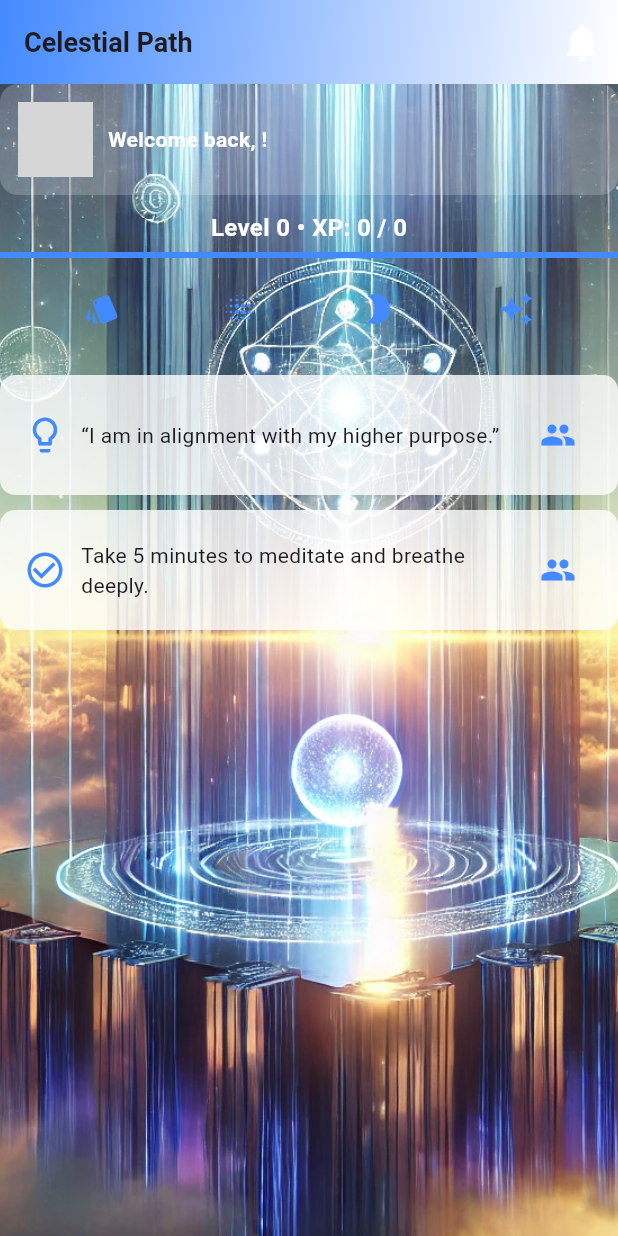
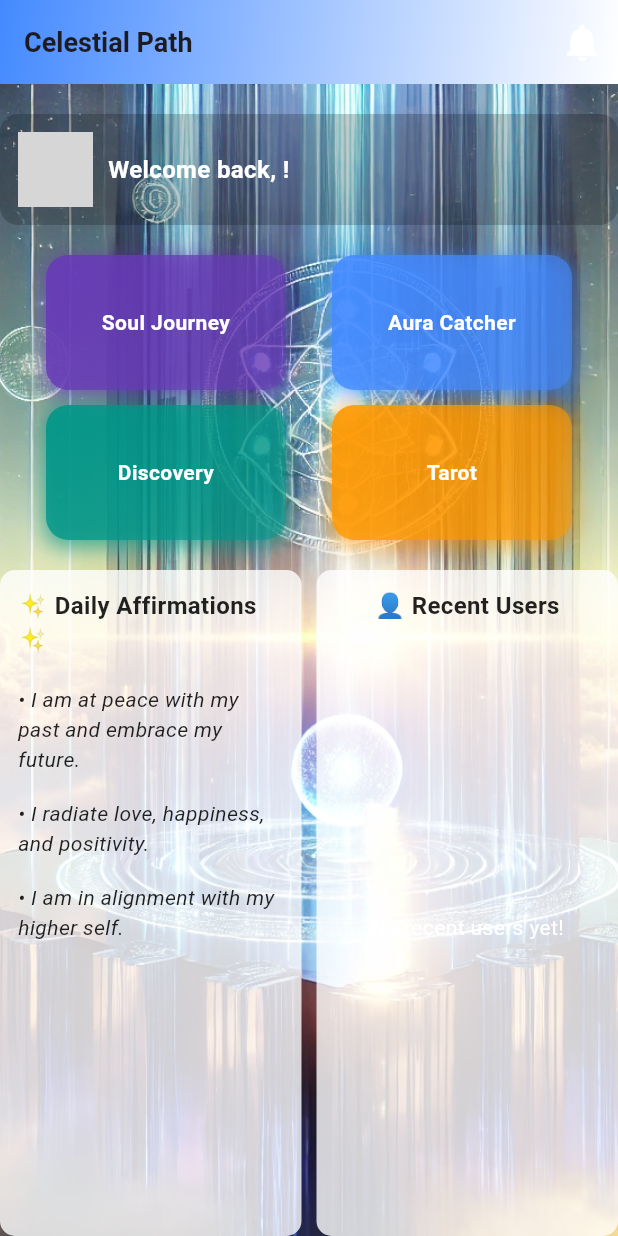
Before and after one commit to Chrisdx51/aurana1, a Flutter app: the HomeScreen screen opened directly, on a phone screen of 412 x 824 dp. Run offline on Flutter 3.47's test engine with Material 3 defaults, Android fonts, the phone set to English and light mode, and no system bars; our stand-ins replace audioplayers, camera, confetti, firebase_core, firebase_messaging, flutter_animate and 12 more; missing offline and left inert: dart_openai, encrypt, google_ml_kit, tflite; accounts and stored records are empty; network calls fail; project files that could hold a hidden picture were left out; grey boxes are pictures that could not be loaded.

Commit message:
the lastest project update 22

```diff
--- a/lib/models/user_model.dart
+++ b/lib/models/user_model.dart
@@ -14,12 +14,14 @@ class UserModel {
   final List<Map<String, dynamic>>? visitorLog;
   final List<Map<String, dynamic>>? giftInventory;
   final bool? isJourneyPublic;
+  final bool? isOnline; // ✅ Added isOnline
 
   UserModel({
     required this.id,
     required this.name,
     required this.bio,
     this.icon,
+    required this.isOnline, // ✅ Ensure it is required
     this.dob,
     this.zodiacSign, // ✅ Added
     this.spiritualPath,
@@ -41,6 +43,7 @@ class UserModel {
       bio: json['bio'] ?? '',
       icon: json['icon'],
       dob: json['dob'],
+      isOnline: json['is_online'] == true, // ✅ Convert 'is_online' from DB to bool
       zodiacSign: json['zodiac_sign'], // ✅ Ensure it's mapped from Supabase
       spiritualPath: json['spiritual_path'],
       element: json['element'],
@@ -71,6 +74,7 @@ class UserModel {
       'visitor_log': visitorLog,
       'gift_inventory': giftInventory,
       'is_journey_public': isJourneyPublic,
+      'is_online': isOnline, // ✅ Fix: Added to JSON output
     };
   }
 
@@ -90,6 +94,8 @@ class UserModel {
     List<Map<String, dynamic>>? visitorLog,
     List<Map<String, dynamic>>? giftInventory,
     bool? isJourneyPublic,
+    bool? isOnline, // ✅ Fix: Added isOnline
+
   }) {
     return UserModel(
       id: this.id,
@@ -107,6 +113,7 @@ class UserModel {
       giftInventory: giftInventory ?? this.giftInventory,
       isJourneyPublic: isJourneyPublic ?? this.isJourneyPublic,
       privacy: privacy ?? this.privacy, // ✅ Added privacy
+      isOnline: isOnline ?? this.isOnline, // ✅ Fix: Ensure isOnline can be updated
     );
   }
 }
--- a/lib/screens/home_screen.dart
+++ b/lib/screens/home_screen.dart
@@ -1,3 +1,4 @@
+import 'dart:async';
 import 'package:flutter/material.dart';
 import 'package:supabase_flutter/supabase_flutter.dart';
 import '../services/supabase_service.dart';
@@ -9,7 +10,7 @@ import 'aura_catcher.dart';
 import 'moon_cycle_screen.dart';
 import 'soul_journey_screen.dart';
 import 'user_discovery_screen.dart';
-import 'friends_page.dart'; // Make sure to import the FriendsPage
+import 'friends_page.dart';
 
 class HomeScreen extends StatefulWidget {
   final String userName;
@@ -20,17 +21,14 @@ class HomeScreen extends StatefulWidget {
   _HomeScreenState createState() => _HomeScreenState();
 }
 
-class _HomeScreenState extends State<HomeScreen> with SingleTickerProviderStateMixin {
+class _HomeScreenState extends State<HomeScreen> {
   final SupabaseService supabaseService = SupabaseService();
   UserModel? user;
   bool _isLoading = true;
   bool _hasError = false;
-  int _spiritualXP = 0;
-  int _spiritualLevel = 1;
-  bool _challengeCompleted = false;
-  bool _profileChecked = false;
-  late TabController _tabController;
-  int _selectedIndex = 0;
+  double _buttonScale = 1.0;
+  Timer? _inactivityTimer; // ✅ Track inactivity timer
+  Timer? _periodicTimer; // ✅ Periodic timer for marking offline
 
   final List<String> backgroundImages = [
     'assets/images/bg1.png',
@@ -38,50 +36,73 @@ class _HomeScreenState extends State<HomeScreen> with SingleTickerProviderStateM
     'assets/images/bg3.png',
   ];
 
-  final List<String> _challengeList = [
-    "Take 5 minutes to meditate and breathe deeply.",
-    "Write down 3 things you're grateful for.",
-    "Spend 10 minutes in silence, listening to your breath.",
-    "Do one act of kindness today.",
-    "Step outside and connect with nature.",
-    "Visualize yourself achieving your goals for 5 minutes.",
-    "Stretch your body and release tension for 5 minutes.",
-  ];
-
-  String _todaysChallenge = "Take 5 minutes to meditate and breathe deeply.";
-  DateTime? _lastCompletedTime;
-
   @override
   void initState() {
     super.initState();
     _loadUserProfile();
-    _loadChallengeStatus();
+    _updateOnlineStatus(); // ✅ Mark user online when app starts
+    _resetInactivityTimer(); // ✅ Start tracking inactivity
 
-    // ✅ Subscribe to real-time friend request notifications
-    Supabase.instance.client
-        .channel('friend_requests')
-        .onPostgresChanges(
-        event: PostgresChangeEvent.insert,
-        schema: 'public',
-        table: 'friend_requests',
-        callback: (payload) {
-          if (mounted) {
-            setState(() {}); // ✅ Refresh UI when a new friend request is received
-          }
-        }
-    )
-        .subscribe();
+    // ✅ Auto Mark Offline After 10 Mins of Inactivity
+    _periodicTimer = Timer.periodic(Duration(minutes: 10), (timer) async {
+      if (!mounted) return;
+      final userId = Supabase.instance.client.auth.currentUser?.id;
+      if (userId == null) return;
+
+      await Supabase.instance.client
+          .from('profiles')
+          .update({'is_online': false})
+          .eq('id', userId);
+    });
   }
 
   @override
   void dispose() {
+    _inactivityTimer?.cancel();
+    _periodicTimer?.cancel();
     super.dispose();
   }
 
+  void _resetInactivityTimer() async {
+    final userId = Supabase.instance.client.auth.currentUser?.id;
+    if (userId == null) return;
+
+    // ✅ Mark user as online immediately
+    await Supabase.instance.client
+        .from('profiles')
+        .update({'is_online': true})
+        .eq('id', userId);
+
+    print("🟢 User marked as online.");
+
+    // ✅ Cancel previous timer
+    _inactivityTimer?.cancel();
+
+    // ✅ Set new timer for 10 minutes
+    _inactivityTimer = Timer(Duration(minutes: 10), () async {
+      if (!mounted) return;
+
+      // ✅ Mark user offline after 10 minutes of inactivity
+      await Supabase.instance.client
+          .from('profiles')
+          .update({'is_online': false})
+          .eq('id', userId);
+
+      print("🔴 User marked as offline due to inactivity.");
+    });
+  }
+
+  Future<void> _updateOnlineStatus() async {
+    final userId = Supabase.instance.client.auth.currentUser?.id;
+    if (userId == null) return;
+
+    await Supabase.instance.client
+        .from('profiles')
+        .update({'is_online': true})
+        .eq('id', userId);
+  }
+
   Future<void> _loadUserProfile() async {
-    if (_profileChecked) return;
-    _profileChecked = true;
-
     setState(() {
       _isLoading = true;
       _hasError = false;
@@ -101,8 +122,6 @@ class _HomeScreenState extends State<HomeScreen> with SingleTickerProviderStateM
       if (profile != null) {
         setState(() {
           user = profile;
-          _spiritualXP = profile.spiritualXP ?? 0;
-          _spiritualLevel = profile.spiritualLevel ?? 1;
           _isLoading = false;
         });
       } else {
@@ -119,65 +138,11 @@ class _HomeScreenState extends State<HomeScreen> with SingleTickerProviderStateM
     }
   }
 
-  Future<void> _loadChallengeStatus() async {
-    final userId = Supabase.instance.client.auth.currentUser?.id;
-    if (userId == null) return;
-
-    try {
-      final response = await Supabase.instance.client
-          .from('challenge_status')
-          .select('last_completed')
-          .eq('user_id', userId)
-          .maybeSingle();
-
-      if (response != null && response['last_completed'] != null) {
-        _lastCompletedTime = DateTime.parse(response['last_completed']);
-        if (DateTime.now().difference(_lastCompletedTime!).inHours < 24) {
-          setState(() {
-            _challengeCompleted = true;
-          });
-        }
-      }
-    } catch (error) {
-      print("Error loading challenge status: $error");
-    }
-
-    _generateDailyChallenge();
-  }
-
-  void _generateDailyChallenge() {
-    int today = DateTime.now().day;
-    int challengeIndex = today % _challengeList.length;
-    setState(() {
-      _todaysChallenge = _challengeList[challengeIndex];
-    });
-  }
-
-  void _completeChallenge() async {
-    if (_challengeCompleted) return;
-
-    final userId = Supabase.instance.client.auth.currentUser?.id;
-    if (userId == null) return;
-
-    try {
-      await Supabase.instance.client
-          .from('challenge_status')
-          .upsert({'user_id': userId, 'last_completed': DateTime.now().toIso8601String()});
-
-      setState(() {
-        _challengeCompleted = true;
-      });
-
-      ScaffoldMessenger.of(context).showSnackBar(
-        SnackBar(content: Text('✅ Challenge completed! +10 XP')),
+  void _navigateToPage(Widget page) {
+    Navigator.push(
+      context,
+      MaterialPageRoute(builder: (context) => page),
     );
-
-      setState(() {
-        _spiritualXP += 10;
-      });
-    } catch (error) {
-      print("Error updating challenge status: $error");
-    }
   }
 
   String getRotatingBackground() {
@@ -185,33 +150,14 @@ class _HomeScreenState extends State<HomeScreen> with SingleTickerProviderStateM
     return backgroundImages[(day ~/ 3) % backgroundImages.length];
   }
 
-  void _navigateToPage(Widget page) {
-    final userId = Supabase.instance.client.auth.currentUser?.id;
-    if (userId != null) {
-      Navigator.push(
-        context,
-        MaterialPageRoute(builder: (context) => page),
-      );
-    } else {
-      ScaffoldMessenger.of(context).showSnackBar(
-        SnackBar(content: Text("Error: User not logged in")),
-      );
-    }
-  }
-
-  void _onItemTapped(int index) {
-    // Navigate to different screens based on the index
-    Navigator.pushReplacementNamed(
-      context,
-      ['/home', '/aura', '/tarot', '/profile'][index],
-    );
-  }
-
   @override
   Widget build(BuildContext context) {
     final userId = Supabase.instance.client.auth.currentUser?.id;
 
-    return Scaffold(
+    return GestureDetector(
+      onTap: _resetInactivityTimer, // ✅ Reset inactivity timer on tap
+      onPanDown: (_) => _resetInactivityTimer(), // ✅ Reset on swipe/touch
+      child: Scaffold(
         appBar: AppBar(
           title: Text(
             'Celestial Path',
@@ -228,35 +174,11 @@ class _HomeScreenState extends State<HomeScreen> with SingleTickerProviderStateM
           ),
           actions: [
             IconButton(
-            icon: Stack(
-              children: [
-                Icon(Icons.notifications, size: 30, color: Colors.white), // Bell Icon
-                FutureBuilder<int>(
-                  future: SupabaseService().getPendingFriendRequestsCount(Supabase.instance.client.auth.currentUser?.id ?? ""),
-                  builder: (context, snapshot) {
-                    int count = snapshot.data ?? 0;
-                    return count > 0
-                        ? Positioned(
-                      right: 0,
-                      top: 0,
-                      child: Container(
-                        padding: EdgeInsets.all(5),
-                        decoration: BoxDecoration(color: Colors.red, shape: BoxShape.circle),
-                        child: Text(
-                          count.toString(),
-                          style: TextStyle(color: Colors.white, fontSize: 12, fontWeight: FontWeight.bold),
-                        ),
-                      ),
-                    )
-                        : SizedBox();
-                  },
-                ),
-              ],
-            ),
+              icon: Icon(Icons.notifications, size: 30, color: Colors.white),
               onPressed: () {
                 Navigator.push(
                   context,
-                MaterialPageRoute(builder: (context) => FriendsPage()), // ✅ Navigate to Friends Page
+                  MaterialPageRoute(builder: (context) => FriendsPage()),
                 );
               },
             ),
@@ -265,75 +187,96 @@ class _HomeScreenState extends State<HomeScreen> with SingleTickerProviderStateM
         body: Container(
           decoration: BoxDecoration(
             image: DecorationImage(
-            image: AssetImage(getRotatingBackground()), // ✅ Dynamic Background
-            fit: BoxFit.cover, // ✅ Ensures full coverage
-            alignment: Alignment.topCenter, // ✅ Aligns correctly
+              image: AssetImage(getRotatingBackground()),
+              fit: BoxFit.cover,
             ),
           ),
           child: Column(
             children: [
+              SizedBox(height: 20),
+              _buildGreetingSection(),
+              SizedBox(height: 20),
+              _buildAnimatedButtons(userId),
+              SizedBox(height: 20),
               Expanded(
-              child: SingleChildScrollView(
-                physics: BouncingScrollPhysics(),
-                child: Column(
+                child: Row(
                   children: [
-                    _isLoading
-                        ? Center(child: CircularProgressIndicator(color: Colors.purple))
-                        : _hasError
-                        ? _buildErrorMessage()
-                        : _buildGreetingSection(),
-                    SizedBox(height: 10),
-                    _buildXPProgressBar(),
+                    Expanded(child: _buildInspirationSection()),
+                    SizedBox(width: 10),
+                    Expanded(child: _buildRecentUsersSection()),
+                  ],
+                ),
+              ),
+            ],
+          ),
+        ),
+      ),
+    );
+  }
+
+  Widget _buildAnimatedButtons(String? userId) {
+    return Column(
+      children: [
+        Row(
+          mainAxisAlignment: MainAxisAlignment.spaceEvenly,
+          children: [
+            _buildAnimatedButton("Soul Journey", Colors.deepPurple,
+                userId != null ? SoulJourneyScreen(userId: userId) : HomeScreen(userName: widget.userName)),
+            _buildAnimatedButton("Aura Catcher", Colors.blueAccent, AuraCatcherScreen()),
+          ],
+        ),
         SizedBox(height: 10),
         Row(
           mainAxisAlignment: MainAxisAlignment.spaceEvenly,
           children: [
-                        IconButton(
-                          icon: Icon(Icons.style, color: Colors.blueAccent),
-                          onPressed: () => _navigateToPage(TarotReadingScreen()),
+            _buildAnimatedButton("Discovery", Colors.teal, UserDiscoveryScreen()),
+            _buildAnimatedButton("Tarot", Colors.orange, TarotReadingScreen()),
+          ],
         ),
-                        IconButton(
-                          icon: Icon(Icons.blur_on, color: Colors.blueAccent),
-                          onPressed: () => _navigateToPage(AuraCatcherScreen()),
-                        ),
-                        IconButton(
-                          icon: Icon(Icons.brightness_2, color: Colors.blueAccent),
-                          onPressed: () => _navigateToPage(MoonCycleScreen()),
-                        ),
-                        IconButton(
-                          icon: Icon(Icons.auto_awesome, color: Colors.blueAccent),
-                          onPressed: () {
-                            if (userId != null) {
-                              _navigateToPage(SoulJourneyScreen(userId: userId));
-                            } else {
-                              ScaffoldMessenger.of(context).showSnackBar(
-                                SnackBar(content: Text("Error: User not logged in")),
+      ],
     );
   }
+
+  Widget _buildAnimatedButton(String text, Color color, Widget page) {
+    return GestureDetector(
+      onTap: () {
+        setState(() {
+          _buttonScale = 0.9; // Shrink animation
+        });
+        Future.delayed(Duration(milliseconds: 200), () {
+          setState(() {
+            _buttonScale = 1.0; // Reset scale
+          });
+        });
+        _navigateToPage(page);
       },
+      child: AnimatedContainer(
+        duration: Duration(milliseconds: 300),
+        width: 160,
+        height: 90,
+        transform: Matrix4.diagonal3Values(_buttonScale, _buttonScale, 1),
+        decoration: BoxDecoration(
+          gradient: LinearGradient(
+            colors: [color.withOpacity(0.9), color.withOpacity(0.5)],
+            begin: Alignment.topLeft,
+            end: Alignment.bottomRight,
+          ),
+          boxShadow: [
+            BoxShadow(
+              color: color.withOpacity(0.6),
+              blurRadius: 10,
+              spreadRadius: 2,
+              offset: Offset(0, 3),
             ),
           ],
+          borderRadius: BorderRadius.circular(15),
         ),
-                    SizedBox(height: 20),
-                    _buildCardSection(
-                      title: "Today's Affirmation",
-                      content: '“I am in alignment with my higher purpose.”',
-                      icon: Icons.lightbulb_outline,
+        child: Center(
+          child: Text(
+            text,
+            textAlign: TextAlign.center,
+            style: TextStyle(fontSize: 14, fontWeight: FontWeight.bold, color: Colors.white),
           ),
-                    SizedBox(height: 10),
-                    _buildCardSection(
-                      title: "Today's Challenge",
-                      content: _todaysChallenge,
-                      icon: Icons.check_circle_outline,
-                      onTap: _completeChallenge,
-                      isDisabled: _challengeCompleted,
-                    ),
-                    SizedBox(height: 20),
-                  ],
-                ),
-              ),
-            ),
-          ],
         ),
       ),
     );
@@ -343,25 +286,26 @@ class _HomeScreenState extends State<HomeScreen> with SingleTickerProviderStateM
     return Container(
       padding: EdgeInsets.all(12),
       decoration: BoxDecoration(
-        color: Colors.white.withOpacity(0.2),
+        color: Colors.black.withOpacity(0.2),
         borderRadius: BorderRadius.circular(12),
       ),
       child: Row(
         children: [
           CircleAvatar(
             radius: 25,
-            backgroundImage: user != null && user!.icon != null && user!.icon!.isNotEmpty
+            backgroundImage: user?.icon != null && user!.icon!.isNotEmpty
                 ? NetworkImage(user!.icon!)
-                : AssetImage("assets/images/default_avatar.png") as ImageProvider, // ✅ Fallback image
-
-          ), // ✅ Fixed null safety issues
-
+                : AssetImage("assets/images/default_avatar.png") as ImageProvider,
+          ),
           SizedBox(width: 10),
-
           Expanded(
             child: Text(
               'Welcome back, ${user?.name ?? "Guest"}!',
-              style: TextStyle(fontWeight: FontWeight.bold, color: Colors.white),
+              style: TextStyle(
+                fontWeight: FontWeight.bold,
+                fontSize: 16,
+                color: Colors.white,
+              ),
             ),
           ),
         ],
@@ -369,54 +313,109 @@ class _HomeScreenState extends State<HomeScreen> with SingleTickerProviderStateM
     );
   }
 
-  Widget _buildXPProgressBar() {
-    int xpNeeded = _spiritualLevel * 100;
-    double progress = _spiritualXP / xpNeeded;
-
-    return Column(
-      children: [
-        Text(
-          'Level $_spiritualLevel • XP: $_spiritualXP / $xpNeeded',
-          style: TextStyle(fontWeight: FontWeight.bold, fontSize: 16, color: Colors.white),
-        ),
-        SizedBox(height: 5),
-        LinearProgressIndicator(
-          value: progress > 1 ? 1 : progress,
-          backgroundColor: Colors.grey[300],
-          valueColor: AlwaysStoppedAnimation<Color>(Colors.blueAccent),
-        ),
-      ],
-    );
-  }
-
-  Widget _buildCardSection({
-    required String title,
-    required String content,
-    IconData? icon,
-    VoidCallback? onTap,
-    bool isDisabled = false,
-  }) {
+  Widget _buildInspirationSection() {
     return Container(
-      padding: EdgeInsets.all(16),
+      padding: EdgeInsets.all(12),
       decoration: BoxDecoration(
         color: Colors.white.withOpacity(0.8),
         borderRadius: BorderRadius.circular(10),
       ),
-      child: Row(
+      child: Column(
         children: [
-          if (icon != null) Icon(icon, size: 28, color: Colors.blueAccent),
-          SizedBox(width: 10),
-          Expanded(child: Text(content)),
-          IconButton(
-            icon: Icon(Icons.people, color: Colors.blueAccent),
-            onPressed: () => _navigateToPage(UserDiscoveryScreen()),
+          Text(
+            "✨ Daily Affirmations ✨",
+            style: TextStyle(fontSize: 16, fontWeight: FontWeight.bold, color: Colors.black87),
+          ),
+          SizedBox(height: 10),
+          Expanded(
+            child: ListView(
+              children: [
+                _buildAffirmation("I am at peace with my past and embrace my future."),
+                _buildAffirmation("I radiate love, happiness, and positivity."),
+                _buildAffirmation("I am in alignment with my higher self."),
+              ],
+            ),
           ),
         ],
       ),
     );
   }
 
-  Widget _buildErrorMessage() {
-    return Center(child: Text("Error loading profile", style: TextStyle(color: Colors.red)));
+  Widget _buildAffirmation(String text) {
+    return Padding(
+      padding: const EdgeInsets.symmetric(vertical: 8),
+      child: Text(
+        "• $text",
+        style: TextStyle(fontSize: 14, fontStyle: FontStyle.italic, color: Colors.black87),
+      ),
+    );
+  }
+
+  Widget _buildRecentUsersSection() {
+    return Container(
+      padding: EdgeInsets.all(12),
+      decoration: BoxDecoration(
+        color: Colors.white.withOpacity(0.8),
+        borderRadius: BorderRadius.circular(10),
+      ),
+      child: Column(
+        children: [
+          Text(
+            "👤 Recent Users",
+            style: TextStyle(fontSize: 16, fontWeight: FontWeight.bold, color: Colors.black87),
+          ),
+          SizedBox(height: 10),
+          Expanded(
+            child: FutureBuilder<List<UserModel>>(
+              future: supabaseService.getRecentUsers(5), // ✅ Fetch last 5 users
+              builder: (context, snapshot) {
+                if (!snapshot.hasData) {
+                  return Center(child: CircularProgressIndicator()); // ✅ Show loader while fetching
+                }
+                final users = snapshot.data!;
+
+                if (users.isEmpty) {
+                  return Center(child: Text("No recent users yet!", style: TextStyle(color: Colors.white)));
+                }
+
+                return SizedBox(
+                  height: 100, // ✅ Prevents stacking
+                  child: ListView.builder(
+                    scrollDirection: Axis.horizontal,
+                    itemCount: users.length,
+                    itemBuilder: (context, index) {
+                      final user = users[index];
+                      return GestureDetector(
+                        onTap: () {
+                          Navigator.push(
+                            context,
+                            MaterialPageRoute(builder: (context) => ProfileScreen(userId: user.id)),
+                          );
+                        },
+                        child: Padding(
+                          padding: EdgeInsets.symmetric(horizontal: 8),
+                          child: Column(
+                            children: [
+                              CircleAvatar(
+                                radius: 30,
+                                backgroundImage: (user.icon != null && user.icon!.isNotEmpty)
+                                    ? NetworkImage(user.icon!)
+                                    : AssetImage("assets/default_avatar.png") as ImageProvider,
+                              ),
+                              SizedBox(height: 5),
+                              Text(user.name, style: TextStyle(fontSize: 14, color: Colors.white)),
+                            ],
+                          ),
+                        ),
+                      );
+                    },
+                  ),
+                );
+              },
+            ),
+          ),
+        ],
+      ),
+    );
   }
 }
```
Also changed, not shown: lib/screens/auth_screen.dart (+17 -7 lines), lib/services/supabase_service.dart (+33 -0 lines), 12 other files. Lines whose indentation alone changed are shown as unchanged.
